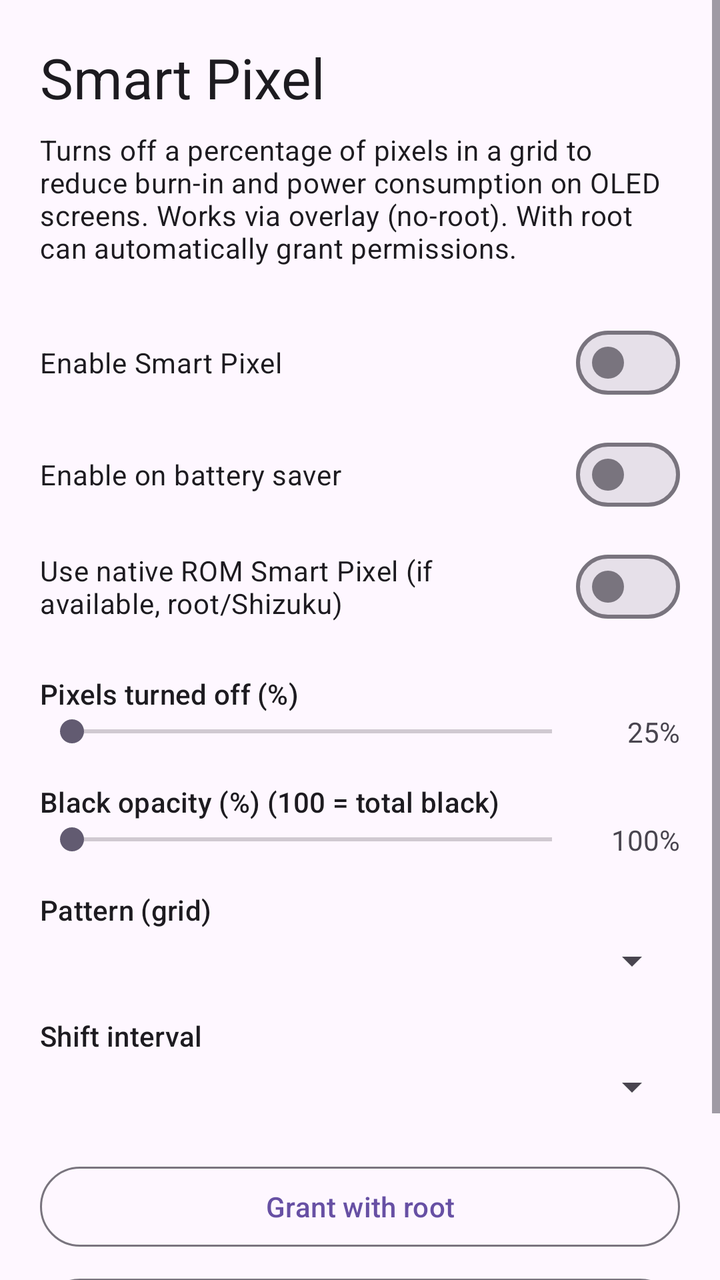
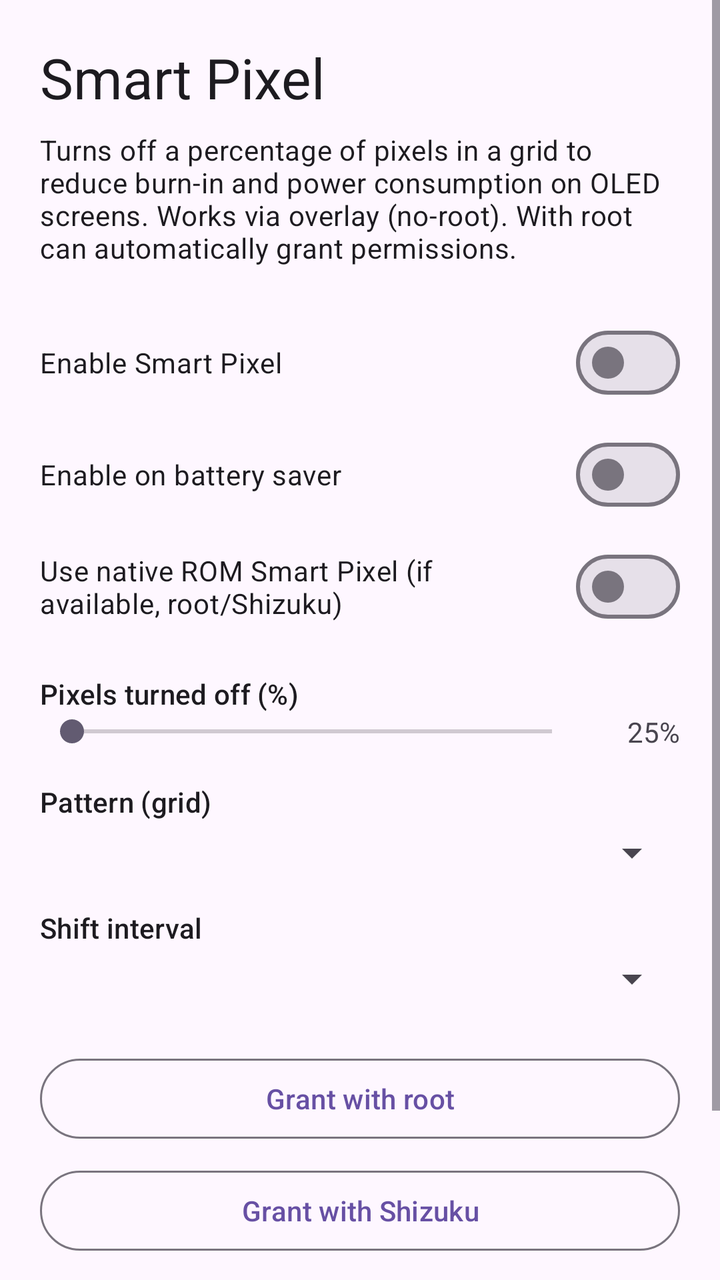

Before-and-after screenshots of an Android layout around one commit, followed by the original layout XML and the change that was made.
<!-- AndroidManifest.xml: application theme Theme.SmartPixel -->
<!-- res/layout/activity_main.xml -->
<?xml version="1.0" encoding="utf-8"?>
<ScrollView xmlns:android="http://schemas.android.com/apk/res/android"
    xmlns:app="http://schemas.android.com/apk/res-auto"
    android:layout_width="match_parent"
    android:layout_height="match_parent">

    <LinearLayout
        android:layout_width="match_parent"
        android:layout_height="wrap_content"
        android:orientation="vertical"
        android:padding="20dp">

        <TextView
            android:layout_width="wrap_content"
            android:layout_height="wrap_content"
            android:text="@string/app_name"
            android:textAppearance="@style/TextAppearance.Material3.HeadlineMedium" />

        <TextView
            android:layout_width="match_parent"
            android:layout_height="wrap_content"
            android:layout_marginTop="8dp"
            android:text="@string/desc"
            android:textAppearance="@style/TextAppearance.Material3.BodyMedium" />

        <com.google.android.material.materialswitch.MaterialSwitch
            android:id="@+id/switchEnable"
            android:layout_width="match_parent"
            android:layout_height="wrap_content"
            android:layout_marginTop="24dp"
            android:text="@string/enable_smart_pixels" />

        <com.google.android.material.materialswitch.MaterialSwitch
            android:id="@+id/switchBatterySaver"
            android:layout_width="match_parent"
            android:layout_height="wrap_content"
            android:layout_marginTop="8dp"
            android:text="@string/enable_on_battery_saver" />

        <com.google.android.material.materialswitch.MaterialSwitch
            android:id="@+id/switchNativeMode"
            android:layout_width="match_parent"
            android:layout_height="wrap_content"
            android:layout_marginTop="8dp"
            android:text="@string/native_mode" />

        <TextView
            android:layout_width="match_parent"
            android:layout_height="wrap_content"
            android:layout_marginTop="20dp"
            android:text="@string/intensity"
            android:textAppearance="@style/TextAppearance.Material3.TitleSmall" />

        <LinearLayout
            android:layout_width="match_parent"
            android:layout_height="wrap_content"
            android:gravity="center_vertical"
            android:orientation="horizontal">

            <SeekBar
                android:id="@+id/seekIntensity"
                android:layout_width="0dp"
                android:layout_height="wrap_content"
                android:layout_weight="1"
                android:max="100" />

            <TextView
                android:id="@+id/textIntensity"
                android:layout_width="48dp"
                android:layout_height="wrap_content"
                android:gravity="end"
                android:text="25%" />
        </LinearLayout>

        <TextView
            android:layout_width="match_parent"
            android:layout_height="wrap_content"
            android:layout_marginTop="16dp"
            android:text="@string/black_level"
            android:textAppearance="@style/TextAppearance.Material3.TitleSmall" />

        <LinearLayout
            android:layout_width="match_parent"
            android:layout_height="wrap_content"
            android:gravity="center_vertical"
            android:orientation="horizontal">

            <SeekBar
                android:id="@+id/seekBlackLevel"
                android:layout_width="0dp"
                android:layout_height="wrap_content"
                android:layout_weight="1"
                android:max="100" />

            <TextView
                android:id="@+id/textBlackLevel"
                android:layout_width="48dp"
                android:layout_height="wrap_content"
                android:gravity="end"
                android:text="100%" />
        </LinearLayout>

        <TextView
            android:layout_width="match_parent"
            android:layout_height="wrap_content"
            android:layout_marginTop="16dp"
            android:text="@string/pattern"
            android:textAppearance="@style/TextAppearance.Material3.TitleSmall" />

        <Spinner
            android:id="@+id/spinnerPattern"
            android:layout_width="match_parent"
            android:layout_height="wrap_content"
            android:layout_marginTop="4dp" />

        <TextView
            android:layout_width="match_parent"
            android:layout_height="wrap_content"
            android:layout_marginTop="16dp"
            android:text="@string/shift_timeout"
            android:textAppearance="@style/TextAppearance.Material3.TitleSmall" />

        <Spinner
            android:id="@+id/spinnerShift"
            android:layout_width="match_parent"
            android:layout_height="wrap_content"
            android:layout_marginTop="4dp" />

        <com.google.android.material.button.MaterialButton
            android:id="@+id/btnRootGrant"
            style="@style/Widget.Material3.Button.OutlinedButton"
            android:layout_width="match_parent"
            android:layout_height="wrap_content"
            android:layout_marginTop="24dp"
            android:text="@string/root_grant" />

        <com.google.android.material.button.MaterialButton
            android:id="@+id/btnShizukuGrant"
            style="@style/Widget.Material3.Button.OutlinedButton"
            android:layout_width="match_parent"
            android:layout_height="wrap_content"
            android:layout_marginTop="8dp"
            android:text="@string/shizuku_grant" />

        <TextView
            android:id="@+id/textStatus"
            android:layout_width="match_parent"
            android:layout_height="wrap_content"
            android:layout_marginTop="16dp"
            android:textAppearance="@style/TextAppearance.Material3.BodySmall" />

    </LinearLayout>
</ScrollView>
<!-- resources referenced by this layout -->
<resources>
  <string name="app_name">Smart Pixel</string>
  <string name="black_level">Black opacity (%) (100 = total black)</string>
  <string name="desc">Turns off a percentage of pixels in a grid to reduce burn-in and power consumption on OLED screens. Works via overlay (no-root). With root can automatically grant permissions.</string>
  <string name="enable_on_battery_saver">Enable on battery saver</string>
  <string name="enable_smart_pixels">Enable Smart Pixel</string>
  <string name="intensity">Pixels turned off (%)</string>
  <string name="native_mode">Use native ROM Smart Pixel (if available, root/Shizuku)</string>
  <string name="pattern">Pattern (grid)</string>
  <string name="root_grant">Grant with root</string>
  <string name="shift_timeout">Shift interval</string>
  <string name="shizuku_grant">Grant with Shizuku</string>
  <style name="Theme.SmartPixel" parent="Theme.Material3.DayNight.NoActionBar">
          <item name="android:statusBarColor">?attr/colorSurface</item>
      </style>
</resources>

<!-- the commit's change to res/layout/activity_main.xml (unified diff, before → after) -->
@@ -76,34 +76,6 @@
             android:layout_width="match_parent"
             android:layout_height="wrap_content"
             android:layout_marginTop="16dp"
-            android:text="@string/black_level"
-            android:textAppearance="@style/TextAppearance.Material3.TitleSmall" />
-
-        <LinearLayout
-            android:layout_width="match_parent"
-            android:layout_height="wrap_content"
-            android:gravity="center_vertical"
-            android:orientation="horizontal">
-
-            <SeekBar
-                android:id="@+id/seekBlackLevel"
-                android:layout_width="0dp"
-                android:layout_height="wrap_content"
-                android:layout_weight="1"
-                android:max="100" />
-
-            <TextView
-                android:id="@+id/textBlackLevel"
-                android:layout_width="48dp"
-                android:layout_height="wrap_content"
-                android:gravity="end"
-                android:text="100%" />
-        </LinearLayout>
-
-        <TextView
-            android:layout_width="match_parent"
-            android:layout_height="wrap_content"
-            android:layout_marginTop="16dp"
             android:text="@string/pattern"
             android:textAppearance="@style/TextAppearance.Material3.TitleSmall" />
 
@@ -142,6 +114,14 @@
             android:layout_marginTop="8dp"
             android:text="@string/shizuku_grant" />
 
+        <com.google.android.material.button.MaterialButton
+            android:id="@+id/btnCheckUpdates"
+            style="@style/Widget.Material3.Button.OutlinedButton"
+            android:layout_width="match_parent"
+            android:layout_height="wrap_content"
+            android:layout_marginTop="8dp"
+            android:text="@string/check_updates" />
+
         <TextView
             android:id="@+id/textStatus"
             android:layout_width="match_parent"
<!-- resource entries referenced after the edit -->
@@ -1,7 +1,7 @@
 <!-- resources referenced by this layout -->
 <resources>
   <string name="app_name">Smart Pixel</string>
-  <string name="black_level">Black opacity (%) (100 = total black)</string>
+  <string name="check_updates">Check for updates</string>
   <string name="desc">Turns off a percentage of pixels in a grid to reduce burn-in and power consumption on OLED screens. Works via overlay (no-root). With root can automatically grant permissions.</string>
   <string name="enable_on_battery_saver">Enable on battery saver</string>
   <string name="enable_smart_pixels">Enable Smart Pixel</string>
